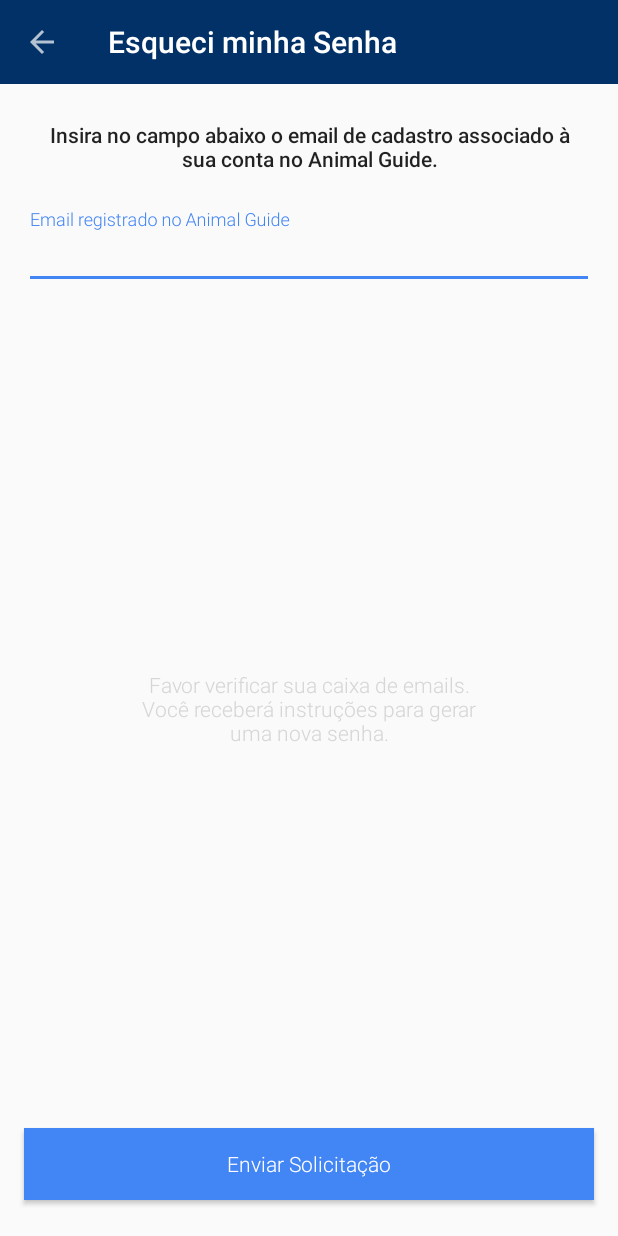
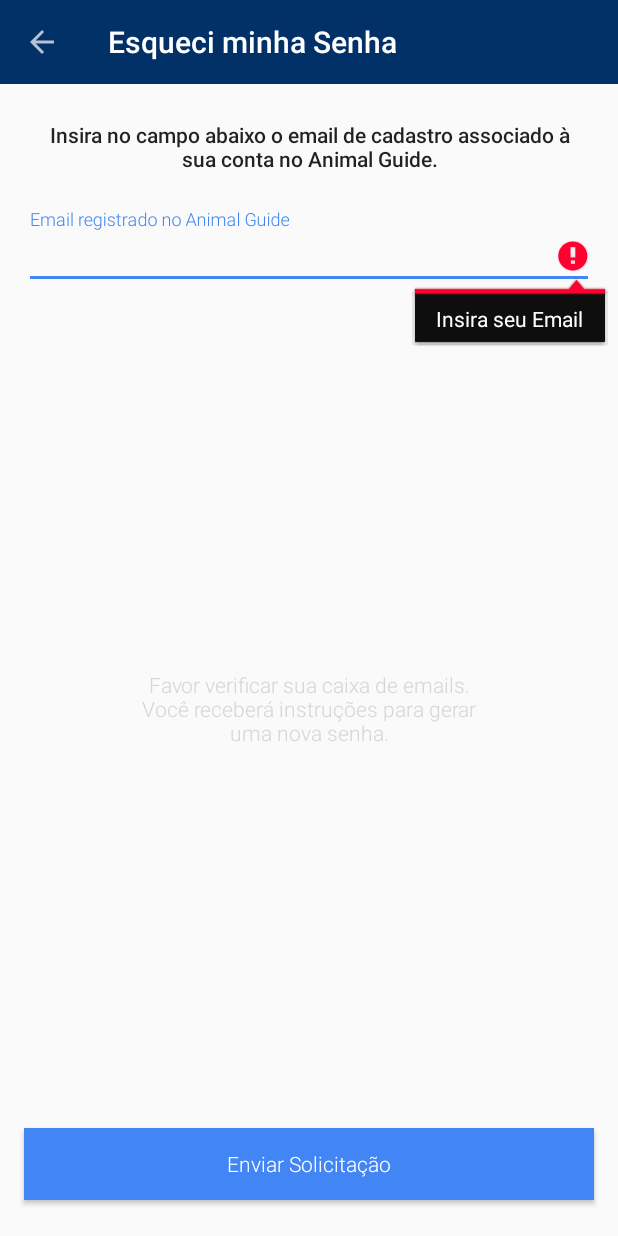
Before and after one commit to cfirmo33/Animal-Guide, an Android app: the ForgotPasswordActivity screen opened directly, with no data from a screen before it, after a tap on "Enviar Solicitação", on a phone screen of 412 x 824 dp. Run offline under Robolectric (Android 15) with nearby library versions, the phone set to English and light mode, and no system bars; our stand-ins replace Firebase (no records; nobody signed in at launch, a user with empty details on screens opened directly); libraries missing offline, so code that uses them is left out: com.pranavpandey.android; 2 statements that could not run were skipped.

Commit message:
Forgot Password Update

```diff
--- a/app/build.gradle
+++ b/app/build.gradle
@@ -31,7 +31,7 @@ dependencies {
     configurations.all { resolutionStrategy.force 'androidx.core:core:1.0.2' }
 
     //Libs of Firebase
-    implementation 'com.google.firebase:firebase-core:17.0.1'
+    implementation 'com.google.firebase:firebase-core:17.1.0'
     implementation 'com.google.firebase:firebase-auth:18.1.0'
     implementation 'com.firebaseui:firebase-ui-auth:0.6.0'
     implementation 'com.google.android.gms:play-services-auth:17.0.0'
--- a/app/src/main/java/com/marcelo/animalguide/activitys/ForgotPasswordActivity.java
+++ b/app/src/main/java/com/marcelo/animalguide/activitys/ForgotPasswordActivity.java
@@ -1,17 +1,32 @@
 package com.marcelo.animalguide.activitys;
 
+import androidx.annotation.NonNull;
+import androidx.appcompat.app.AlertDialog;
 import androidx.appcompat.app.AppCompatActivity;
 import androidx.appcompat.widget.Toolbar;
 
+import android.app.Activity;
+import android.content.DialogInterface;
+import android.content.Intent;
 import android.os.Bundle;
 import android.view.View;
+import android.widget.EditText;
 
+import com.google.android.gms.tasks.OnCompleteListener;
+import com.google.android.gms.tasks.Task;
+import com.google.firebase.auth.FirebaseAuth;
 import com.marcelo.animalguide.R;
+import com.marcelo.animalguide.firebase.ServicesFirebase;
+import com.marcelo.animalguide.models.message_toast.MessagesToast;
 
 import java.util.Objects;
 
-public class ForgotPasswordActivity extends AppCompatActivity
-{
+public class ForgotPasswordActivity extends AppCompatActivity {
+    private EditText editTextEmail;
+
+    private Activity activity = this;
+
+    private FirebaseAuth auth = ServicesFirebase.getFirebaseAuth();
 
     @Override
     protected void onCreate(Bundle savedInstanceState)
@@ -24,6 +39,8 @@ public class ForgotPasswordActivity extends AppCompatActivity
 
     private void initializeObjects()
     {
+        editTextEmail = findViewById(R.id.editTextEmailForgotPassword);
+
         Toolbar toolbar = findViewById(R.id.toolbarMain);
         toolbar.setTitle(getString(R.string.title_toolbar_forgot_password));
         setSupportActionBar(toolbar);
@@ -32,7 +49,51 @@ public class ForgotPasswordActivity extends AppCompatActivity
 
     private void validadeFields()
     {
+        if (editTextEmail.getText().toString().equals(""))
+        {
+            editTextEmail.setError(getString(R.string.text_forgot_password_empty));
+            MessagesToast.createMessageError(getString(R.string.message_toast_forgot_password), activity);
+        }
+        else
+        {
+            createAlertDialog(editTextEmail.getText().toString());
+        }
+    }
 
+    private void createAlertDialog(String email)
+    {
+        auth.sendPasswordResetEmail(email)
+                .addOnCompleteListener(new OnCompleteListener<Void>()
+                {
+                    @Override
+                    public void onComplete(@NonNull Task<Void> task)
+                    {
+                        if (task.isSuccessful())
+                        {
+                            AlertDialog.Builder builder = new AlertDialog.Builder(activity);
+                            builder.setTitle(R.string.title_alert_forgot_password);
+                            builder.setMessage(getString(R.string.message_alert_forgot_password));
+                            builder.setCancelable(false);
+                            builder.setPositiveButton("OK", new DialogInterface.OnClickListener()
+                            {
+                                @Override
+                                public void onClick(DialogInterface dialogInterface, int i)
+                                {
+                                    editTextEmail.setText("");
+                                    finish();
+                                }
+                            });
+
+                            AlertDialog dialog = builder.create();
+                            dialog.show();
+                        }
+                        else
+                        {
+                            MessagesToast.createMessageError(getString(R.string.messase_toast_exception_forgot_password)
+                                    + task, activity);
+                        }
+                    }
+                });
     }
 
     public void recoveryPassword(View view)
--- a/app/src/main/res/values/strings.xml
+++ b/app/src/main/res/values/strings.xml
@@ -79,4 +79,9 @@
     <string name="title_toolbar_forgot_password">Esqueci minha Senha</string>
     <string name="text_check_email_forgot_password">Favor verificar sua caixa de emails.\nVocê receberá instruções para gerar\numa nova senha.</string>
     <string name="btn_text_send_solicitation_forgor_password">Enviar Solicitação</string>
+    <string name="text_forgot_password_empty">Insira seu Email</string>
+    <string name="message_toast_forgot_password">Insira seu email para poder redefinir sua Senha.</string>
+    <string name="messase_toast_exception_forgot_password">Ocorreu um erro ao tentar enviar o link para seu Email:</string>
+    <string name="title_alert_forgot_password">Aviso</string>
+    <string name="message_alert_forgot_password">Acesse seu E-mail, siga as instruções e sua senha será alterada.</string>
 </resources>
--- a/build.gradle
+++ b/build.gradle
@@ -7,7 +7,7 @@ buildscript {
 
     }
     dependencies {
-        classpath 'com.android.tools.build:gradle:3.6.0-alpha06'
+        classpath 'com.android.tools.build:gradle:3.6.0-alpha05'
         classpath 'com.google.gms:google-services:4.3.0'
 
         // NOTE: Do not place your application dependencies here; they belong
```
Also changed, not shown: 1155 other files.
